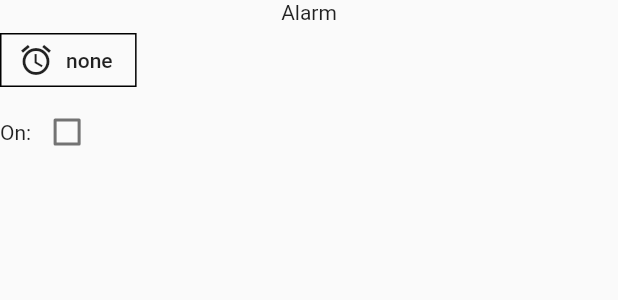
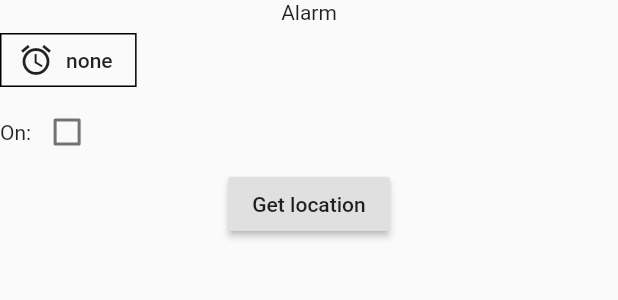
Before and after one commit to DeRidderJonas/BAP_Todo_Flutter, a Flutter app: the Alarm widget shown alone on an empty page, opened directly, on a phone screen of 412 x 824 dp. Shown: the top 300 px of the screen. Run offline on Flutter 3.47's test engine with Material 2 defaults, Android fonts, the phone set to English and light mode, and no system bars; our stand-ins replace location, shared_preferences, sqflite; accounts and stored records are empty.

Commit message:
get location

```diff
--- a/lib/alarm_widget.dart
+++ b/lib/alarm_widget.dart
@@ -1,5 +1,6 @@
 import 'package:flutter/material.dart';
 import 'package:shared_preferences/shared_preferences.dart';
+import 'package:location/location.dart';
 
 class Alarm extends StatefulWidget {
   Alarm({Key key}) : super(key: key);
@@ -11,6 +12,7 @@ class Alarm extends StatefulWidget {
 class _AlarmState extends State<Alarm> {
   String alarm = "";
   bool enabled = false;
+  LocationData currentLocation;
 
   @override
   void initState() {
@@ -48,7 +50,25 @@ class _AlarmState extends State<Alarm> {
                 },
               )
             ],
-          )
+          ),
+          RaisedButton(
+            child: Text("Get location"),
+            onPressed: () async{
+              var location = new Location();
+              try {
+                LocationData l = await location.getLocation();
+                setState(() {
+                  currentLocation = l;
+                });
+              } catch (e){
+                if(e.code == 'PERMISSION_DENIED'){
+                  print("permission denied");
+                }
+                currentLocation = null;
+              }
+            },
+          ),
+          Text(currentLocation == null ? '' : 'lat: ${currentLocation.latitude}, long: ${currentLocation.longitude}')
         ],
       ),
     );
--- a/pubspec.yaml
+++ b/pubspec.yaml
@@ -23,6 +23,7 @@ dependencies:
   path_provider: ^0.5.0
   shared_preferences: ^0.4.3
   intl: ^0.15.7
+  location: ^2.3.5
 
   # The following adds the Cupertino Icons font to your application.
   # Use with the CupertinoIcons class for iOS style icons.
```
Also changed, not shown: pubspec.lock, 4 other files.
